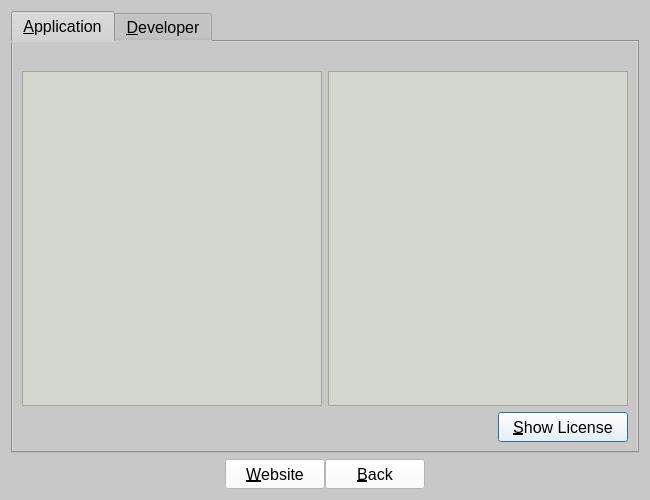
Above: ui_files/about.ui from mosleuddin/ExpenseTracker before the change. Below: the same form after it.
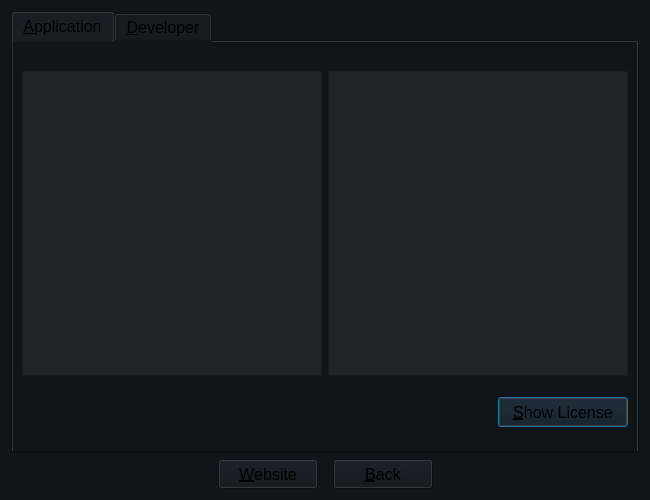
That is the form after the change. The open tabs and pages were chosen to show the change. Icons and pictures are not drawn.

The edit to the form file:
```diff
--- a/ui_files/about.ui
+++ b/ui_files/about.ui
@@ -23,7 +23,23 @@
    <string>About ExpenseTracker</string>
   </property>
   <property name="styleSheet">
-   <string notr="true">background-color: rgb(200,200,200);</string>
+   <string notr="true">*{
+	background-color:#10141b;
+	color: rgba(255, 255, 255, .75);
+}
+
+#browserNotice,
+#textLicense{
+	background-color:#1f232a;
+	color: rgba(255, 255, 255, .50);
+
+}
+
+
+#buttonLicense:hover, #buttonWebsite:hover,  #buttonBack:hover{
+			background-color:#1f232a;
+}
+</string>
   </property>
   <property name="modal">
    <bool>true</bool>
@@ -36,9 +52,6 @@
        <pointsize>12</pointsize>
       </font>
      </property>
-     <property name="styleSheet">
-      <string notr="true"/>
-     </property>
      <property name="currentIndex">
       <number>0</number>
      </property>
@@ -47,7 +60,13 @@
        <string/>
       </property>
       <property name="statusTip">
-       <string>About the app and the developer</string>
+       <string notr="true"/>
+      </property>
+      <property name="whatsThis">
+       <string notr="true"/>
+      </property>
+      <property name="styleSheet">
+       <string notr="true"/>
       </property>
       <attribute name="icon">
        <iconset>
@@ -87,7 +106,7 @@
             </font>
            </property>
            <property name="styleSheet">
-            <string notr="true">background-color: rgb(211, 215, 207);</string>
+            <string notr="true"/>
            </property>
            <property name="verticalScrollBarPolicy">
             <enum>Qt::ScrollBarAsNeeded</enum>
@@ -111,7 +130,7 @@
             <font/>
            </property>
            <property name="styleSheet">
-            <string notr="true">background-color: rgb(211, 215, 207);</string>
+            <string notr="true"/>
            </property>
            <property name="sizeAdjustPolicy">
             <enum>QAbstractScrollArea::AdjustToContents</enum>
@@ -141,6 +160,12 @@
        </item>
        <item>
         <layout class="QHBoxLayout" name="horizontalLayout_2">
+         <property name="topMargin">
+          <number>15</number>
+         </property>
+         <property name="bottomMargin">
+          <number>15</number>
+         </property>
          <item>
           <spacer name="horizontalSpacer">
            <property name="orientation">
@@ -173,10 +198,6 @@
              <pointsize>12</pointsize>
             </font>
            </property>
-           <property name="styleSheet">
-            <string notr="true">background-color: rgb(255, 255, 255);
-</string>
-           </property>
            <property name="text">
             <string>&amp;Show License</string>
            </property>
@@ -258,7 +279,7 @@
    <item>
     <layout class="QHBoxLayout" name="horizontalLayout">
      <property name="spacing">
-      <number>0</number>
+      <number>15</number>
      </property>
      <item>
       <spacer name="horizontalSpacer_2">
@@ -292,10 +313,6 @@
          <pointsize>12</pointsize>
         </font>
        </property>
-       <property name="styleSheet">
-        <string notr="true">background-color: rgb(255, 255, 255);
-border-color: rgb(204, 0, 0);</string>
-       </property>
        <property name="text">
         <string>&amp;Website</string>
        </property>
@@ -324,10 +341,6 @@
          <pointsize>12</pointsize>
         </font>
        </property>
-       <property name="styleSheet">
-        <string notr="true">background-color: rgb(255, 255, 255);
-border-color: rgb(204, 0, 0);</string>
-       </property>
        <property name="text">
         <string>&amp;Back</string>
        </property>
```
Left out of the diff: 18 changed lines with no effect on the pictures.
